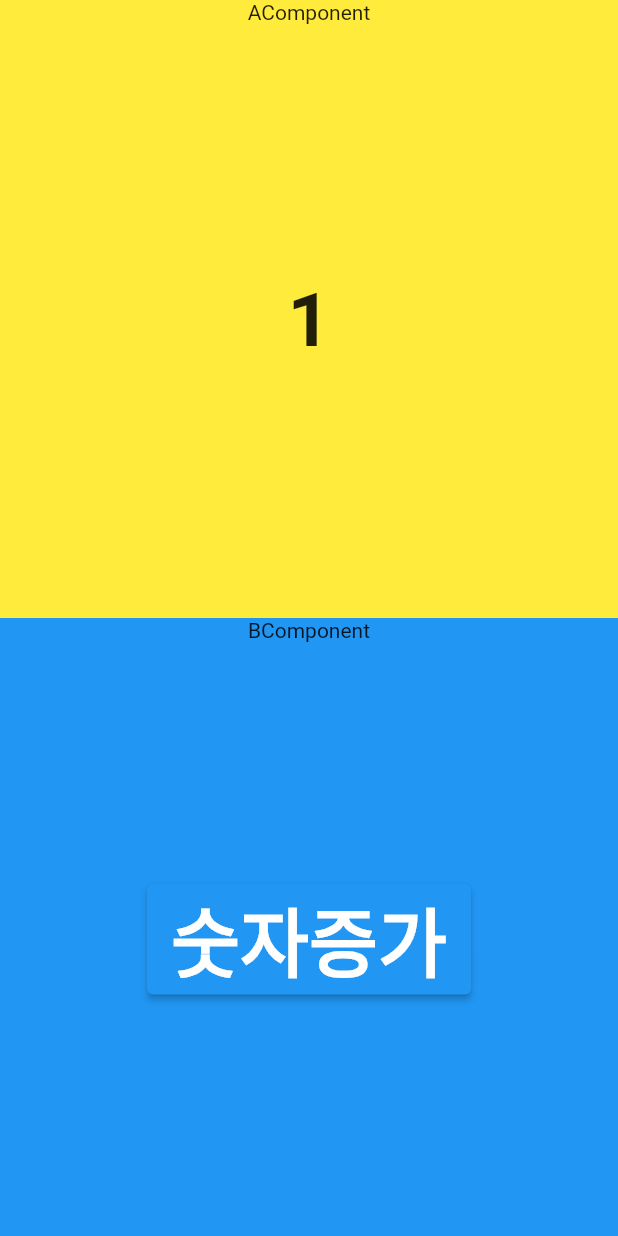
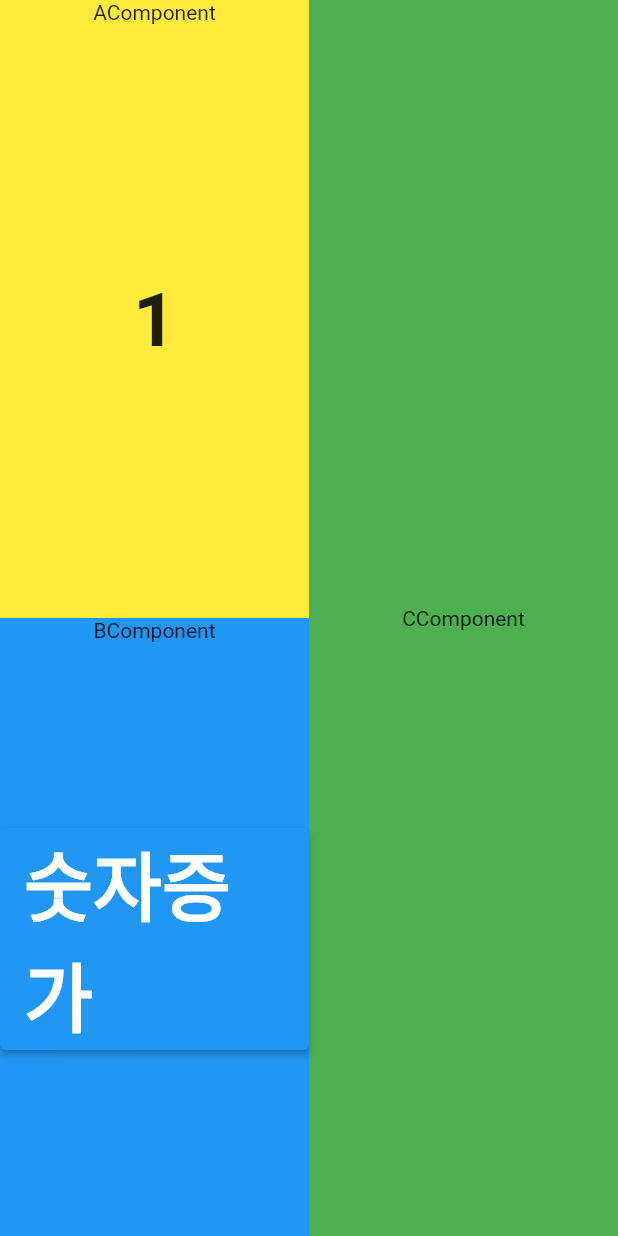
Before and after one commit to hyonna12/flutter-state, a Flutter app: the screen it shows after launch, on a phone screen of 412 x 824 dp. Run offline on Flutter 3.47's test engine with Material 2 defaults, Android fonts, the phone set to English and light mode, and no system bars.

Commit message:
상태관리 - stateful

```diff
--- a/lib/main.dart
+++ b/lib/main.dart
@@ -15,34 +15,17 @@ class MyApp extends StatelessWidget {
   }
 }
 
-class HomePage extends StatefulWidget {
+class HomePage extends StatelessWidget {
   const HomePage({Key? key}) : super(key: key);
 
   @override
-  State<HomePage> createState() => _HomePageState();
-}
-
-class _HomePageState extends State<HomePage> {
-  int num = 1;
-  // 변수는 stateful한 위젯이 가지고 있어야함
-
-  void increase() {
-    setState(() {
-      // 값 변경하면서 build
-      num++;
-    });
-  }
-
-  @override
   Widget build(BuildContext context) {
-    double size = MediaQuery.of(context).size.width;
-    double screenSize = size * 0.8;
     return Scaffold(
+      backgroundColor: Colors.green,
       body: Column(
         crossAxisAlignment: CrossAxisAlignment.stretch,
         children: [
-          Expanded(child: AComponent(num)),
-          Expanded(child: BComponent(increase)),
+          Expanded(child: CComponent()),
           // rebuild 할 때 변하지 않는 값은 const(새롭게 그림그리지 않고 동일한 그림을 재사용) 붙여줌
         ],
       ),
@@ -50,7 +33,25 @@ class _HomePageState extends State<HomePage> {
   }
 }
 
-// 컨슈머 (소비자) - 상태를 가지며 상태를 통해 그림을 그림
+class ABComponent extends StatelessWidget {
+  final int num;
+  final Function increase;
+
+  const ABComponent(this.num, this.increase, {Key? key}) : super(key: key);
+
+  @override
+  Widget build(BuildContext context) {
+    return Scaffold(
+      body: Column(
+        children: [
+          Expanded(child: AComponent(num)),
+          Expanded(child: BComponent(increase)),
+        ],
+      ),
+    );
+  }
+}
+
 class AComponent extends StatelessWidget {
   final int num;
   const AComponent(this.num, {Key? key}) : super(key: key);
@@ -76,7 +77,6 @@ class AComponent extends StatelessWidget {
   }
 }
 
-// supplier 공급자 - 상태를 변경
 class BComponent extends StatelessWidget {
   final Function increase;
   const BComponent(this.increase, {Key? key}) : super(key: key);
@@ -106,3 +106,35 @@ class BComponent extends StatelessWidget {
     );
   }
 }
+
+class CComponent extends StatefulWidget {
+  const CComponent({Key? key}) : super(key: key);
+
+  @override
+  State<CComponent> createState() => _CComponentState();
+}
+
+class _CComponentState extends State<CComponent> {
+  int num = 1;
+  // 변수는 stateful한 위젯이 가지고 있어야함
+
+  void increase() {
+    setState(() {
+      // 값 변경하면서 build
+      num++;
+    });
+  }
+
+  @override
+  Widget build(BuildContext context) {
+    return Scaffold(
+      backgroundColor: Colors.green,
+      body: Row(
+        children: [
+          Expanded(child: ABComponent(num, increase)),
+          Expanded(child: Align(child: Text("CComponent"))),
+        ],
+      ),
+    );
+  }
+}
--- /dev/null
+++ b/lib/main_copy.dart
@@ -0,0 +1,125 @@
+import 'package:flutter/material.dart';
+
+void main() {
+  runApp(const MyApp());
+}
+
+class MyApp extends StatelessWidget {
+  const MyApp({Key? key}) : super(key: key);
+
+  @override
+  Widget build(BuildContext context) {
+    return MaterialApp(
+      home: HomePage(),
+    );
+  }
+}
+
+class HomePage extends StatelessWidget {
+  const HomePage({Key? key}) : super(key: key);
+
+  @override
+  Widget build(BuildContext context) {
+    return Scaffold(
+      body: Column(
+        crossAxisAlignment: CrossAxisAlignment.stretch,
+        children: [
+          Expanded(child: ABComponent()),
+          Expanded(child: CComponent()),
+          // rebuild 할 때 변하지 않는 값은 const(새롭게 그림그리지 않고 동일한 그림을 재사용) 붙여줌
+        ],
+      ),
+    );
+  }
+}
+
+class ABComponent extends StatelessWidget {
+  const ABComponent({Key? key}) : super(key: key);
+
+  @override
+  Widget build(BuildContext context) {
+    return Container();
+  }
+}
+
+class CComponent extends StatefulWidget {
+  const CComponent({Key? key}) : super(key: key);
+
+  @override
+  State<CComponent> createState() => _CComponentState();
+}
+
+class _CComponentState extends State<CComponent> {
+  int num = 1;
+  // 변수는 stateful한 위젯이 가지고 있어야함
+
+  void increase() {
+    setState(() {
+      // 값 변경하면서 build
+      num++;
+    });
+  }
+
+  @override
+  Widget build(BuildContext context) {
+    return Container();
+  }
+}
+
+
+// // 컨슈머 (소비자) - 상태를 가지며 상태를 통해 그림을 그림
+// class AComponent extends StatelessWidget {
+//   final int num;
+//   const AComponent(this.num, {Key? key}) : super(key: key);
+//
+//   @override
+//   Widget build(BuildContext context) {
+//     return Container(
+//       color: Colors.yellow,
+//       child: Column(
+//         children: [
+//           Text("AComponent"),
+//           Expanded(
+//             child: Align(
+//               child: Text(
+//                 "${num}",
+//                 style: TextStyle(fontSize: 50, fontWeight: FontWeight.bold),
+//               ),
+//             ),
+//           ),
+//         ],
+//       ),
+//     );
+//   }
+// }
+//
+// // supplier 공급자 - 상태를 변경
+// class BComponent extends StatelessWidget {
+//   final Function increase;
+//   const BComponent(this.increase, {Key? key}) : super(key: key);
+//
+//   @override
+//   Widget build(BuildContext context) {
+//     return Container(
+//       color: Colors.blue,
+//       child: Column(
+//         children: [
+//           Text("BComponent"),
+//           Expanded(
+//             child: Align(
+//               child: ElevatedButton(
+//                 onPressed: () {
+//                   increase();
+//                 },
+//                 child: Text(
+//                   "숫자증가",
+//                   style: TextStyle(fontSize: 50, fontWeight: FontWeight.bold),
+//                 ),
+//               ),
+//             ),
+//           ),
+//         ],
+//       ),
+//     );
+//   }
+// }
```
